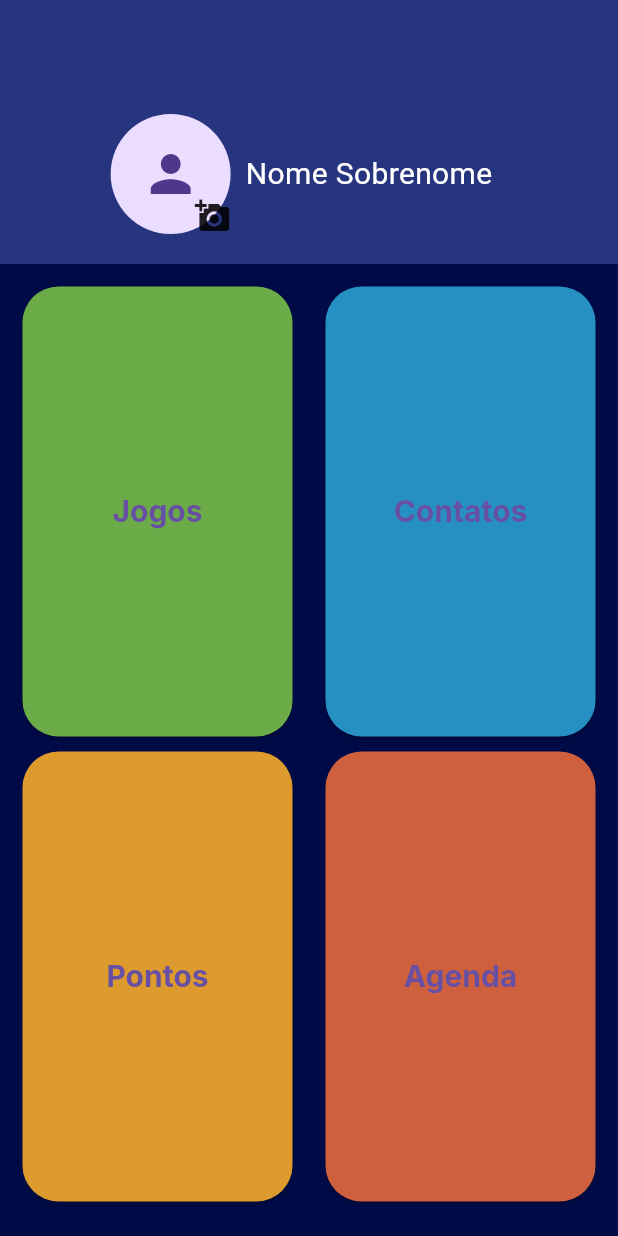
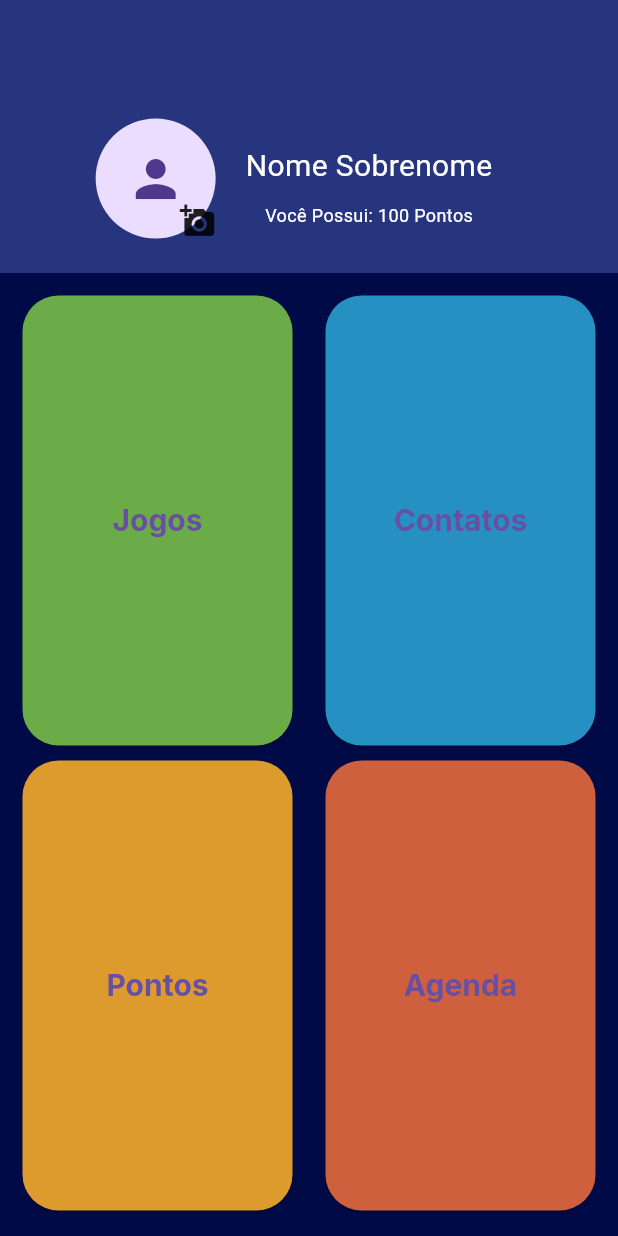
Before and after one commit to raphaelolimpio/Hackat-lica_projeto_idosos, a Flutter app: the screen it shows after launch, on a phone screen of 412 x 824 dp. Run offline on Flutter 3.47's test engine with Material 3 defaults, Android fonts, the phone set to English and light mode, and no system bars; our stand-ins replace image_picker; accounts and stored records are empty; Roboto replaces fonts that are missing (Inter).

Commit message:
correção e finalizado

```diff
--- a/lib/views/home/home_view_mode.dart
+++ b/lib/views/home/home_view_mode.dart
@@ -110,9 +110,27 @@ class _HomeVielModelState extends State<HomeVielModel> {
                       child: Avatar(viewModel: _AvatarViewModel)),
                   Padding(
                     padding: EdgeInsets.all(10),
-                    child: Text(
-                      "Nome Sobrenome", // Exemplo de texto
-                      style: TextStyle(color: Colors.white, fontSize: 20.0),
+                    child: Column(
+                      children: [
+                        Padding(
+                          padding: EdgeInsets.all(10),
+                          child: Text(
+                            "Nome Sobrenome", // Exemplo de texto
+                            style:
+                                TextStyle(color: Colors.white, fontSize: 20.0),
+                          ),
+                        ),
+                        Padding(
+                          padding: EdgeInsets.symmetric(
+                              vertical:
+                                  0.0), // Ajuste o padding conforme necessário
+                          child: Text(
+                            "Você Possui: 100 Pontos", // Exemplo de texto
+                            style:
+                                TextStyle(color: Colors.white, fontSize: 12.0),
+                          ),
+                        ),
+                      ],
                     ),
                   )
                 ],
--- a/lib/views/point/point_view_mode.dart
+++ b/lib/views/point/point_view_mode.dart
@@ -143,7 +143,7 @@ class _PointViewModeState extends State<PointViewMode> {
                                 MaterialPageRoute(
                                     builder: (context) => PremioViewMode()),
                               );
-                            },,
+                            },
                             style: ElevatedButton.styleFrom(
                               padding: EdgeInsets.symmetric(
                                   horizontal: 50.0, vertical: 15.0),
```
Also changed, not shown: lib/main.dart (+0 -8 lines).
